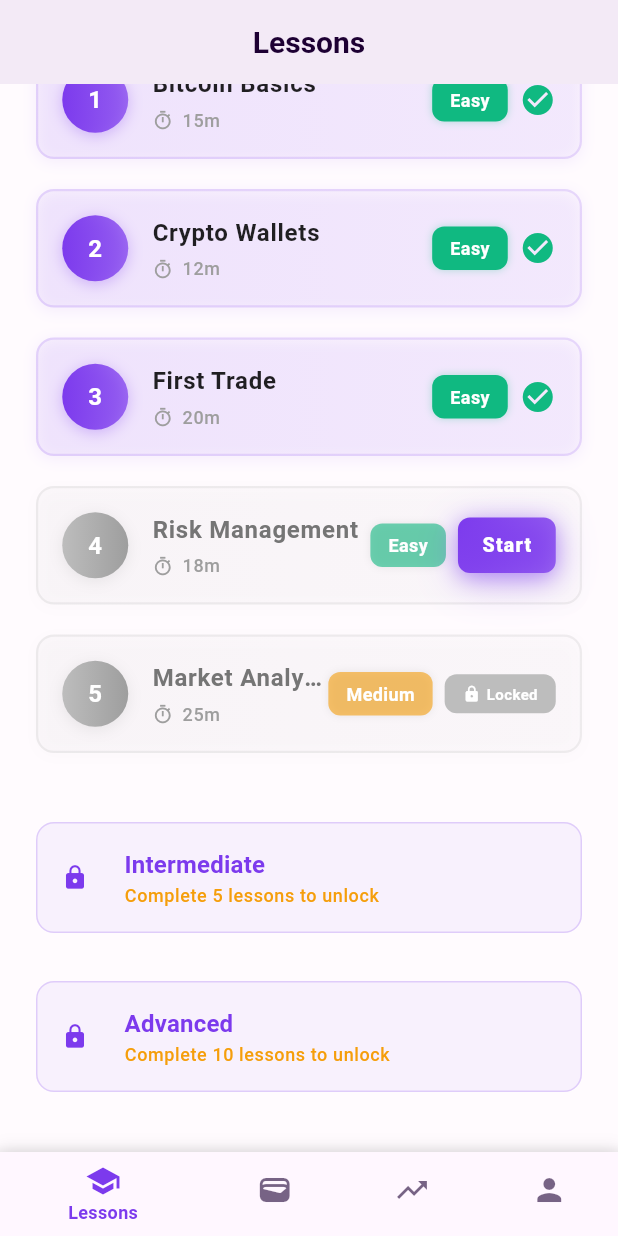
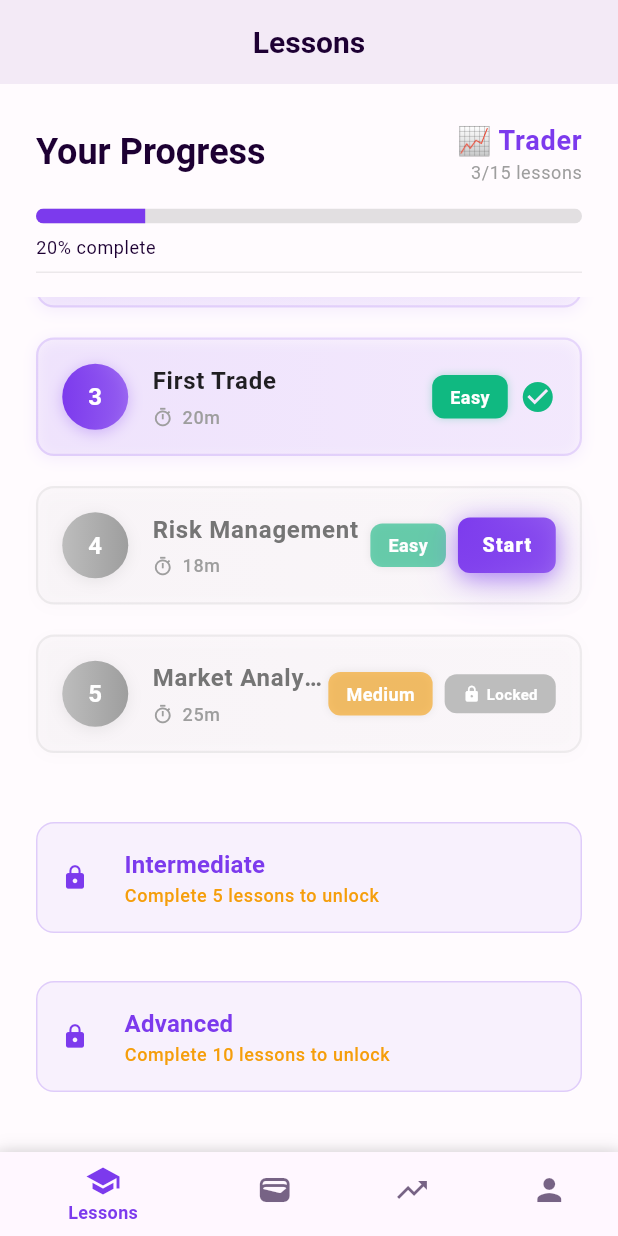
Before and after one commit to teasec4/crypto-lessons-practice-app, a Flutter app: the screen it shows after launch, scrolled down 267 dp, on a phone screen of 412 x 824 dp. Run offline on Flutter 3.47's test engine with Material 3 defaults, Android fonts, the phone set to English and light mode, and no system bars; our stand-ins replace equatable, flutter_bloc, go_router, shared_preferences.

Commit message:
progress bar stick on top

```diff
--- a/lib/features/lessons/presentation/screens/lessons_screen.dart
+++ b/lib/features/lessons/presentation/screens/lessons_screen.dart
@@ -43,11 +43,10 @@ class _LessonsScreenState extends State<LessonsScreen> {
 
     return Scaffold(
       appBar: AppBar(title: const Text('Lessons'), elevation: 0),
-      body: CustomScrollView(
-        slivers: [
-          // Progress section
-          SliverToBoxAdapter(
-            child: Padding(
+      body: Column(
+        children: [
+          // Fixed progress section at the top
+          Padding(
             padding: const EdgeInsets.fromLTRB(
               AppConstants.paddingLarge,
               AppConstants.paddingLarge,
@@ -114,8 +113,10 @@ class _LessonsScreenState extends State<LessonsScreen> {
               ],
             ),
           ),
-          ),
-
+          // Scrollable lessons list
+          Expanded(
+            child: CustomScrollView(
+              slivers: [
                 // Lesson categories
                 SliverToBoxAdapter(
                   child: Padding(
@@ -168,6 +169,9 @@ class _LessonsScreenState extends State<LessonsScreen> {
                 // Bottom padding
                 SliverToBoxAdapter(
                   child: SizedBox(height: AppConstants.paddingLarge),
+                ),
+              ],
+            ),
           ),
         ],
       ),
```
Lines whose indentation alone changed are shown as unchanged.
